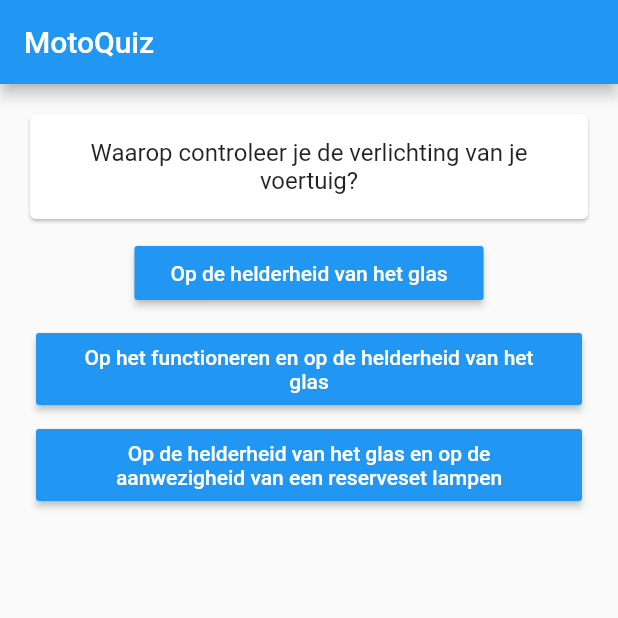
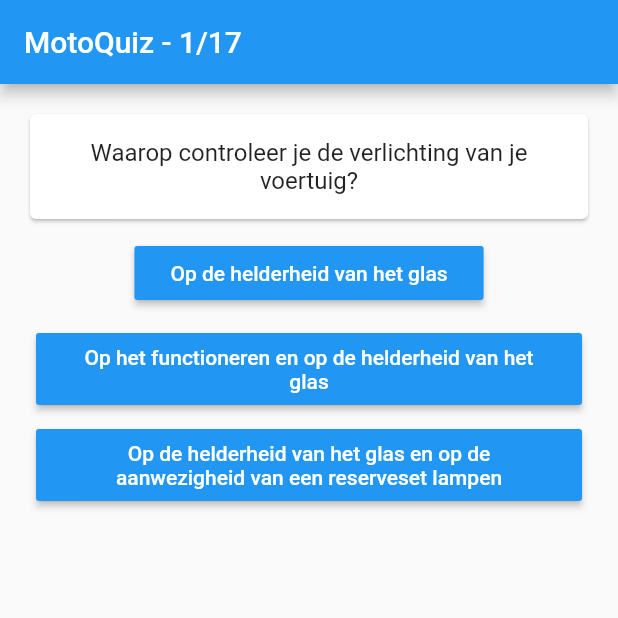
Before and after one commit to Runman44/MotoQuiz, a Flutter app: the screen it shows after launch, on a phone screen of 412 x 824 dp, the top half of it. Run offline on Flutter 3.47's test engine with Material 2 defaults, Android fonts, the phone set to English and light mode, and no system bars.

Commit message:
show which question you are in the title

```diff
--- a/lib/main.dart
+++ b/lib/main.dart
@@ -208,7 +208,7 @@ class _MyHomePageState extends State<MyHomePage> {
   Widget build(BuildContext context) {
     return Scaffold(
       appBar: AppBar(
-        title: Text(widget.title),
+        title: Text("${widget.title} - ${_questionIndex + 1}/${_questions.length}"),
       ),
       body: _questionIndex < _questions.length
           ? Quiz(
```
